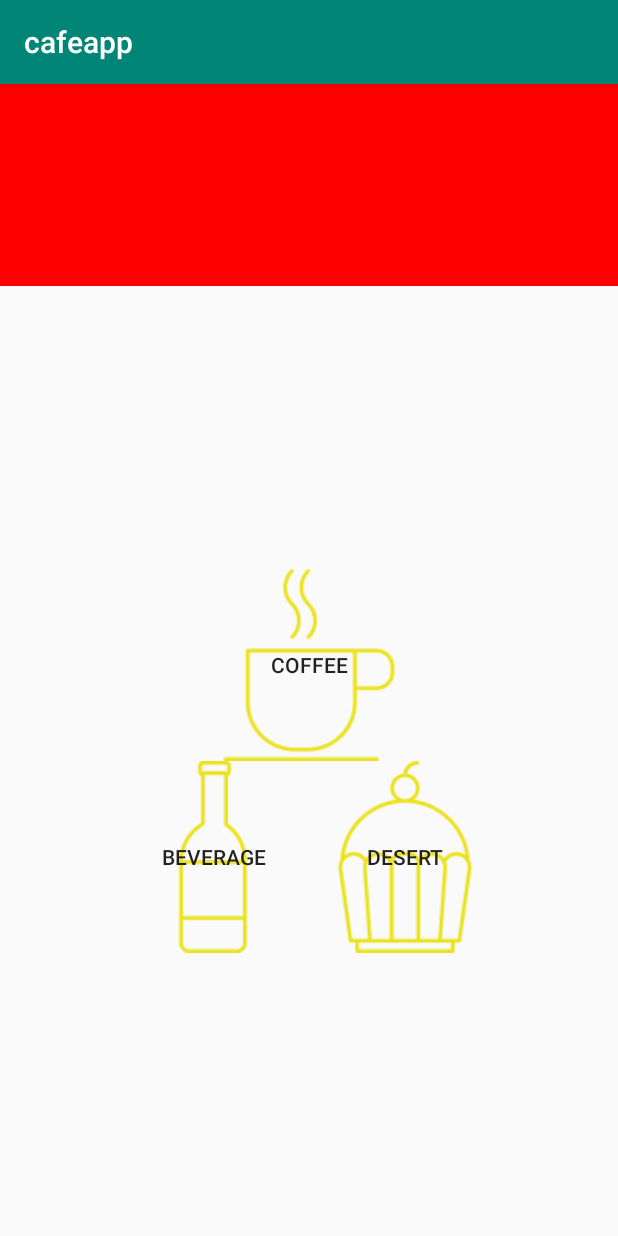
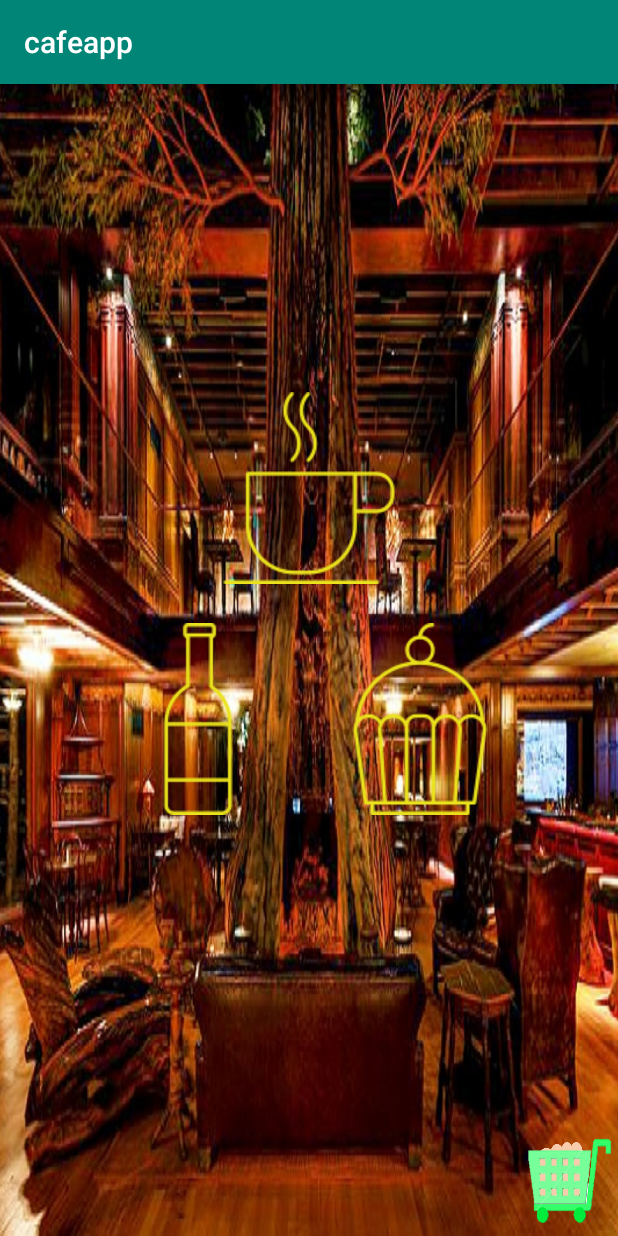
Before and after one commit to dnjs3339/project_cafe_app, an Android app: the screen it shows after launch (MainActivity), on a phone screen of 412 x 824 dp. Run offline under Robolectric (Android 15) with nearby library versions, the phone set to English and light mode, and no system bars.

Commit message:
20190514
가격 제외한 모든 것들 완료

```diff
--- a/app/src/main/java/com/example/cafeapp/MainActivity.java
+++ b/app/src/main/java/com/example/cafeapp/MainActivity.java
@@ -1,17 +1,27 @@
 package com.example.cafeapp;
 
 import android.content.Intent;
+import android.content.SharedPreferences;
 import android.support.v7.app.AppCompatActivity;
 import android.os.Bundle;
 import android.view.View;
 import android.widget.Button;
 
-public class MainActivity extends AppCompatActivity {
+public class MainActivity extends AppCompatActivity
+{
 
     @Override
-    protected void onCreate(Bundle savedInstanceState) {
+    protected void onCreate(Bundle savedInstanceState)
+    {
         super.onCreate(savedInstanceState);
         setContentView(R.layout.category);
+
+
+        SharedPreferences sharepreference = getSharedPreferences("cart", MODE_PRIVATE);
+        SharedPreferences.Editor editor = sharepreference.edit();
+        editor.clear();
+        editor.commit();
+
         //커피
         Button btn_coffee = findViewById(R.id.coffee);
         btn_coffee.setOnClickListener(new View.OnClickListener() {
@@ -45,5 +55,17 @@ public class MainActivity extends AppCompatActivity {
                 startActivity(intent);
             }
         });
+
+        Button btn_cart = findViewById(R.id.pullcart);
+        btn_cart.setOnClickListener(new View.OnClickListener()
+        {
+            @Override
+            public void onClick(View v)
+            {
+                Intent intent = new Intent(MainActivity.this, ShopBasket.class);        //쇼핑카트 선택시 장바구니로 이동
+
+                startActivity(intent);
+            }
+        });
     }
 }
--- a/app/src/main/res/layout/category.xml
+++ b/app/src/main/res/layout/category.xml
@@ -5,14 +5,8 @@
     android:layout_width="match_parent"
     android:layout_height="match_parent"
     tools:context=".MainActivity"
-    android:orientation="vertical">
-
-    <LinearLayout
-        android:background="#ff0000"
-        android:layout_weight="1"
-        android:layout_width="match_parent"
-        android:layout_height="wrap_content">
-    </LinearLayout>
+    android:orientation="vertical"
+    android:background="@drawable/teria">
 
     <LinearLayout
         android:layout_weight="2.8"
@@ -30,7 +24,8 @@
                 android:background="@drawable/coffe"
                 android:id="@+id/coffee"
                 android:layout_gravity="bottom"
-                android:text="coffee"
+                android:text=""
+                android:layout_margin="5dp"
                 android:layout_width="wrap_content"
                 android:layout_height="wrap_content" />
         </LinearLayout>
@@ -45,7 +40,8 @@
                 android:background="@drawable/beverage"
                 android:id="@+id/juice"
                 android:layout_gravity="top"
-                android:text="beverage"
+                android:text=""
+                android:layout_margin="10dp"
                 android:layout_width="wrap_content"
                 android:layout_height="wrap_content" />
 
@@ -53,9 +49,23 @@
                 android:background="@drawable/cake"
                 android:id="@+id/food"
                 android:layout_gravity="top"
-                android:text="desert"
+                android:text=""
+                android:layout_margin="10dp"
                 android:layout_width="wrap_content"
                 android:layout_height="wrap_content" />
         </LinearLayout>
+
+        <FrameLayout
+            android:layout_width="wrap_content"
+            android:layout_height="wrap_content"
+            android:layout_gravity="right">
+
+            <Button
+                android:id="@+id/pullcart"
+                android:layout_width="70dp"
+                android:layout_height="70dp"
+                android:background="@drawable/pullcart"/>
+
+        </FrameLayout>
     </LinearLayout>
 </LinearLayout>
```
Also changed, not shown: app/src/main/java/com/example/cafeapp/CoffeeMenu.java (+2 -7 lines), app/src/main/java/com/example/cafeapp/FoodMenu.java (+2 -7 lines), app/src/main/java/com/example/cafeapp/JuiceMenu.java (+2 -7 lines), app/src/main/java/com/example/cafeapp/ShopBasket.java (+36 -49 lines), app/src/main/res/layout/activity_coffee_menu.xml (deleted, +0 -9 lines), app/src/main/res/layout/activity_food_menu.xml (deleted, +0 -9 lines), app/src/main/res/layout/activity_juice_menu.xml (deleted, +0 -9 lines), app/src/main/res/layout/activity_shop_basket.xml (+8 -3 lines), app/src/main/res/drawable/caption.jpg (added), app/src/main/res/drawable/emptycart.png (added), app/src/main/res/drawable/pullcart.png (added), app/src/main/res/drawable/teria.jpg (added).
